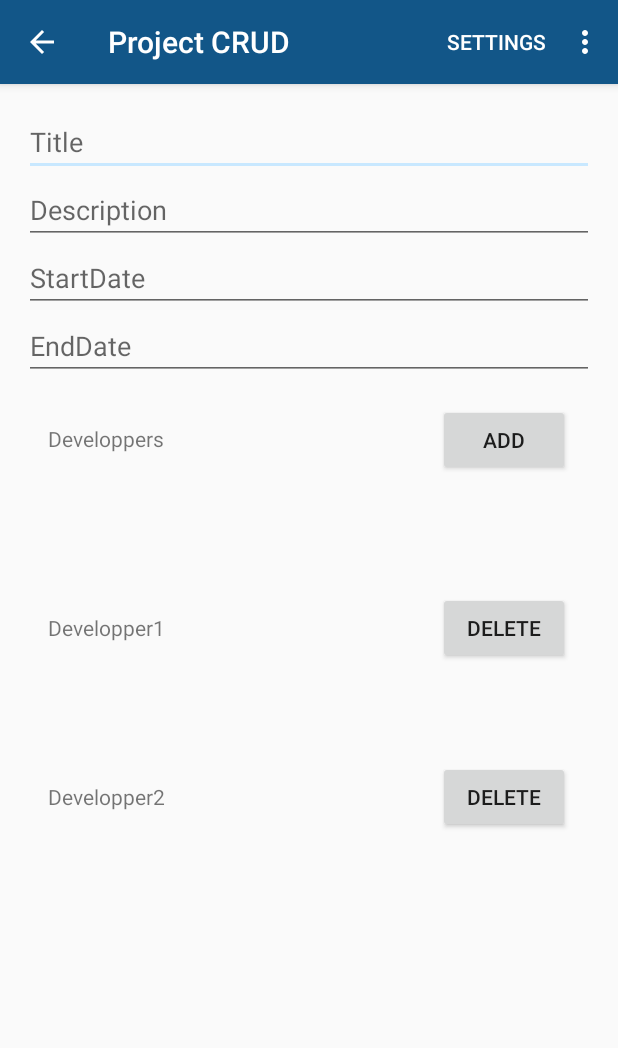
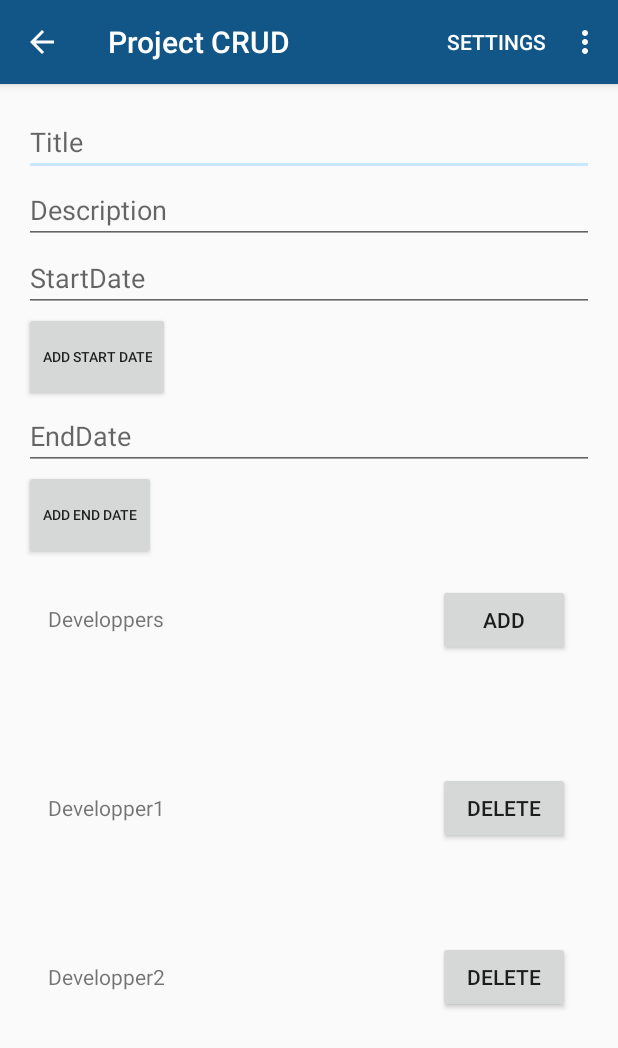
Before and after one commit to andreasfi/BugTracking, an Android app: the ProjectCrudActivity screen opened directly, with no data from a screen before it, on a phone screen of 412 x 824 dp. Shown: the top 1048 px of the screen. Run offline under Robolectric (Android 15) with nearby library versions, the phone set to English and light mode, and no system bars.

Commit message:
Ajout d'un calendrier dans ProjectCRUDActivity
Pour la date de début et la date de fin
La mise en forme est encore provisoire

```diff
--- a/app/src/main/res/layout/activity_project_crud.xml
+++ b/app/src/main/res/layout/activity_project_crud.xml
@@ -25,14 +25,32 @@
         android:layout_width="fill_parent"
         android:layout_height="wrap_content"
         android:hint="StartDate"
-        android:inputType="datetime"/>
+
+        />
+    <Button
+        android:id="@+id/proStartDateAdd"
+        android:layout_width="wrap_content"
+        android:layout_height="90px"
+        android:text="Add Start Date"
+        android:textSize="9dp"
+        android:onClick="clicAddStartDate"
+        />
 
     <EditText
         android:id="@+id/proEndDate"
         android:layout_width="fill_parent"
         android:layout_height="wrap_content"
         android:hint="EndDate"
-        android:inputType="datetime"/>
+
+        />
+    <Button
+        android:id="@+id/proEndDateAdd"
+        android:layout_width="wrap_content"
+        android:layout_height="90px"
+        android:text="Add End Date"
+        android:textSize="9dp"
+        android:onClick="clicAddEndDate"
+        />
 
 
 
```
Also changed, not shown: app/src/main/java/com/example/bugtracking/bugtracking/MyDatePickerFragment.java (added, +46 -0 lines), app/src/main/java/com/example/bugtracking/bugtracking/ProjectCrudActivity.java (+24 -2 lines).
